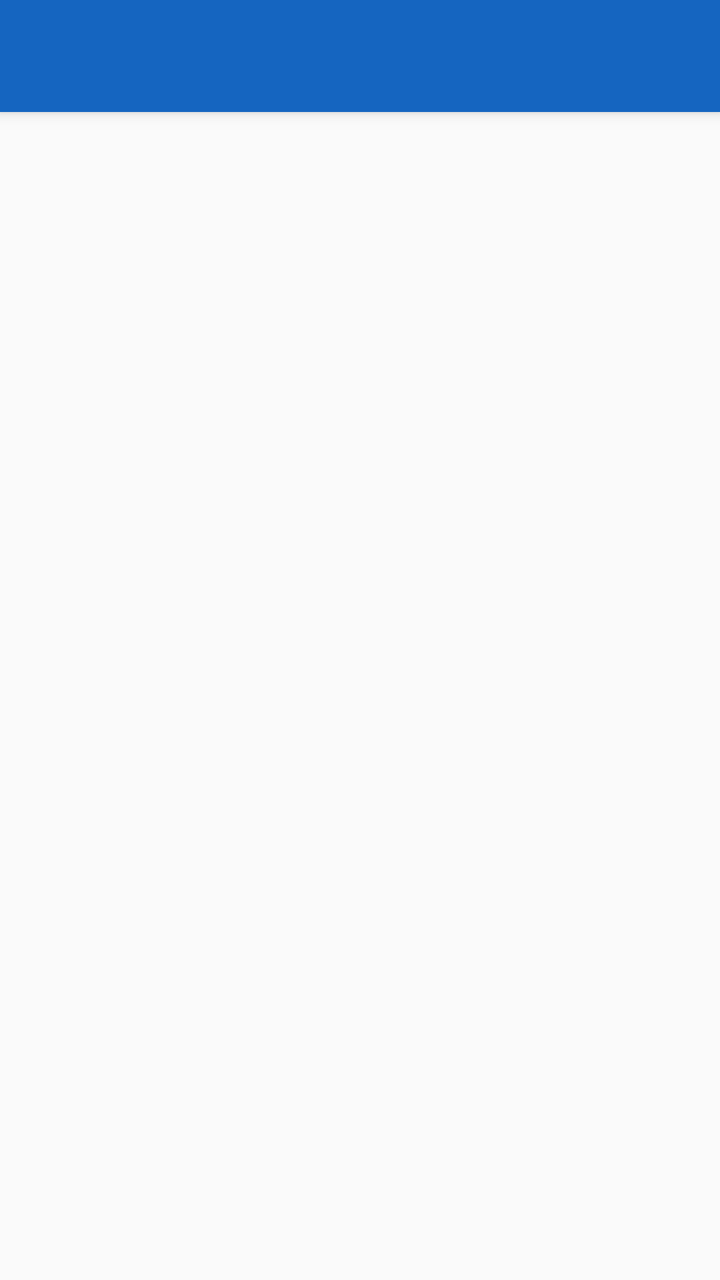
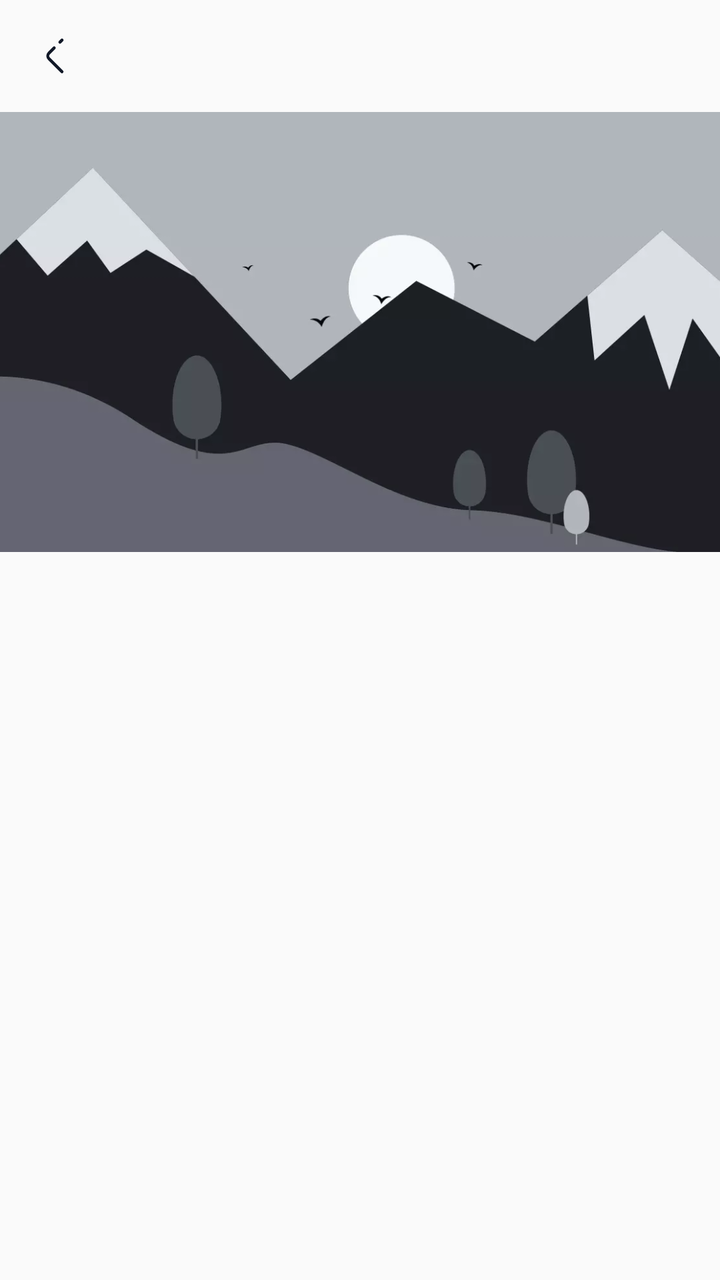

Screens rendered from an Android XML layout before and after an edit, with the pre-edit source and the edit as a unified diff.
<!-- AndroidManifest.xml: application theme AppTheme -->
<!-- res/layout/activity_blog_post.xml -->
<?xml version="1.0" encoding="utf-8"?>
<androidx.coordinatorlayout.widget.CoordinatorLayout
    xmlns:android="http://schemas.android.com/apk/res/android"
    xmlns:app="http://schemas.android.com/apk/res-auto"
    android:layout_width="match_parent"
    android:layout_height="match_parent"
    android:background="?ns_bg">

    <com.google.android.material.appbar.AppBarLayout
        android:id="@+id/app_bar"
        android:layout_width="match_parent"
        android:layout_height="wrap_content"
        android:theme="@style/ThemeOverlay.AppCompat.Dark.ActionBar">

        <androidx.appcompat.widget.Toolbar
            android:id="@+id/toolbar"
            android:layout_width="match_parent"
            android:layout_height="?attr/actionBarSize"
            app:layout_scrollFlags="scroll|enterAlways" />
    </com.google.android.material.appbar.AppBarLayout>

    <androidx.core.widget.NestedScrollView
        android:id="@+id/nsv_blog"
        android:layout_width="match_parent"
        android:layout_height="match_parent"
        app:layout_behavior="@string/appbar_scrolling_view_behavior">

        <LinearLayout
            android:layout_width="match_parent"
            android:layout_height="wrap_content"
            android:orientation="vertical">

            
            <ImageView
                android:id="@+id/iv_blog_cover"
                android:layout_width="match_parent"
                android:layout_height="@dimen/_220sdp"
                android:scaleType="centerCrop"
                android:src="@drawable/material_design_default" />

            
            <ProgressBar
                android:id="@+id/pb_blog"
                android:layout_width="wrap_content"
                android:layout_height="wrap_content"
                android:layout_gravity="center_horizontal"
                android:layout_marginTop="@dimen/_40sdp"
                android:visibility="visible" />

            
            <LinearLayout
                android:id="@+id/ll_blog_content"
                android:layout_width="match_parent"
                android:layout_height="wrap_content"
                android:orientation="vertical"
                android:padding="@dimen/_16sdp"
                android:visibility="gone">

                
                <LinearLayout
                    android:layout_width="match_parent"
                    android:layout_height="wrap_content"
                    android:orientation="horizontal"
                    android:gravity="center_vertical"
                    android:layout_marginBottom="@dimen/_8sdp">

                    <TextView
                        android:id="@+id/tv_category"
                        android:layout_width="0dp"
                        android:layout_height="wrap_content"
                        android:layout_weight="1"
                        android:background="@color/ethio_red"
                        android:paddingStart="@dimen/_8sdp"
                        android:paddingEnd="@dimen/_8sdp"
                        android:paddingTop="@dimen/_3sdp"
                        android:paddingBottom="@dimen/_3sdp"
                        android:text="Category"
                        android:textColor="@color/white"
                        android:textSize="@dimen/_10ssp"
                        android:textStyle="bold"
                        android:maxWidth="@dimen/_120sdp" />

                    <TextView
                        android:id="@+id/tv_read_time"
                        android:layout_width="wrap_content"
                        android:layout_height="wrap_content"
                        android:text="3 min read"
                        android:textColor="?ns_title_sub"
                        android:textSize="@dimen/_10ssp" />
                </LinearLayout>

                
                <TextView
                    android:id="@+id/tv_title"
                    android:layout_width="match_parent"
                    android:layout_height="wrap_content"
                    android:text="Blog Title"
                    android:textColor="?ns_title"
                    android:textSize="@dimen/_18ssp"
                    android:textStyle="bold"
                    android:layout_marginBottom="@dimen/_8sdp" />

                
                <LinearLayout
                    android:layout_width="match_parent"
                    android:layout_height="wrap_content"
                    android:orientation="horizontal"
                    android:gravity="center_vertical"
                    android:layout_marginBottom="@dimen/_12sdp">

                    <TextView
                        android:id="@+id/tv_author"
                        android:layout_width="0dp"
                        android:layout_height="wrap_content"
                        android:layout_weight="1"
                        android:text="By Author"
                        android:textColor="?ns_title_sub"
                        android:textSize="@dimen/_11ssp" />

                    <TextView
                        android:id="@+id/tv_views"
                        android:layout_width="wrap_content"
                        android:layout_height="wrap_content"
                        android:text="0 views"
                        android:textColor="?ns_title_sub"
                        android:textSize="@dimen/_11ssp" />
                </LinearLayout>

                
                <View
                    android:layout_width="match_parent"
                    android:layout_height="1dp"
                    android:background="?ns_border"
                    android:layout_marginBottom="@dimen/_12sdp" />

                
                <android.webkit.WebView
                    android:id="@+id/wv_content"
                    android:layout_width="match_parent"
                    android:layout_height="wrap_content" />

                
                <com.google.android.material.chip.ChipGroup
                    android:id="@+id/cg_tags"
                    android:layout_width="match_parent"
                    android:layout_height="wrap_content"
                    android:layout_marginTop="@dimen/_12sdp"
                    app:chipSpacingHorizontal="@dimen/_4sdp" />

                
                <LinearLayout
                    android:layout_width="match_parent"
                    android:layout_height="wrap_content"
                    android:orientation="horizontal"
                    android:gravity="end"
                    android:layout_marginTop="@dimen/_16sdp">

                    <com.google.android.material.button.MaterialButton
                        android:id="@+id/btn_save"
                        android:layout_width="wrap_content"
                        android:layout_height="wrap_content"
                        android:layout_marginEnd="@dimen/_8sdp"
                        android:text="@string/save"
                        style="@style/Widget.MaterialComponents.Button.OutlinedButton"
                        android:textSize="@dimen/_11ssp" />

                    <com.google.android.material.button.MaterialButton
                        android:id="@+id/btn_share"
                        android:layout_width="wrap_content"
                        android:layout_height="wrap_content"
                        android:text="@string/share"
                        android:textSize="@dimen/_11ssp" />
                </LinearLayout>

                
                <View
                    android:layout_width="match_parent"
                    android:layout_height="1dp"
                    android:background="?ns_border"
                    android:layout_marginTop="@dimen/_16sdp"
                    android:layout_marginBottom="@dimen/_12sdp" />

                
                <TextView
                    android:layout_width="match_parent"
                    android:layout_height="wrap_content"
                    android:text="@string/comments"
                    android:textColor="?ns_title"
                    android:textSize="@dimen/_14ssp"
                    android:textStyle="bold"
                    android:layout_marginBottom="@dimen/_8sdp" />

                
                <com.google.android.material.textfield.TextInputLayout
                    android:id="@+id/til_comment_name"
                    android:layout_width="match_parent"
                    android:layout_height="wrap_content"
                    android:hint="@string/your_name"
                    android:layout_marginBottom="@dimen/_6sdp"
                    style="@style/Widget.MaterialComponents.TextInputLayout.OutlinedBox">
                    <com.google.android.material.textfield.TextInputEditText
                        android:id="@+id/et_comment_name"
                        android:layout_width="match_parent"
                        android:layout_height="wrap_content"
                        android:inputType="textPersonName"
                        android:textSize="@dimen/_12ssp" />
                </com.google.android.material.textfield.TextInputLayout>

                <com.google.android.material.textfield.TextInputLayout
                    android:id="@+id/til_comment_body"
                    android:layout_width="match_parent"
                    android:layout_height="wrap_content"
                    android:hint="@string/write_comment"
                    android:layout_marginBottom="@dimen/_8sdp"
                    style="@style/Widget.MaterialComponents.TextInputLayout.OutlinedBox">
                    <com.google.android.material.textfield.TextInputEditText
                        android:id="@+id/et_comment_body"
                        android:layout_width="match_parent"
                        android:layout_height="wrap_content"
                        android:inputType="textMultiLine"
                        android:minLines="3"
                        android:textSize="@dimen/_12ssp" />
                </com.google.android.material.textfield.TextInputLayout>

                <com.google.android.material.button.MaterialButton
                    android:id="@+id/btn_submit_comment"
                    android:layout_width="match_parent"
                    android:layout_height="wrap_content"
                    android:text="@string/submit_comment"
                    android:layout_marginBottom="@dimen/_12sdp" />

                
                <ProgressBar
                    android:id="@+id/pb_comments"
                    android:layout_width="wrap_content"
                    android:layout_height="wrap_content"
                    android:layout_gravity="center_horizontal"
                    android:visibility="gone" />

                <androidx.recyclerview.widget.RecyclerView
                    android:id="@+id/rv_comments"
                    android:layout_width="match_parent"
                    android:layout_height="wrap_content"
                    android:nestedScrollingEnabled="false" />

                
                <TextView
                    android:id="@+id/tv_related_title"
                    android:layout_width="match_parent"
                    android:layout_height="wrap_content"
                    android:text="@string/related_posts"
                    android:textColor="?ns_title"
                    android:textSize="@dimen/_14ssp"
                    android:textStyle="bold"
                    android:layout_marginTop="@dimen/_16sdp"
                    android:layout_marginBottom="@dimen/_8sdp"
                    android:visibility="gone" />

                <androidx.recyclerview.widget.RecyclerView
                    android:id="@+id/rv_related"
                    android:layout_width="match_parent"
                    android:layout_height="wrap_content"
                    android:nestedScrollingEnabled="false"
                    android:layout_marginBottom="@dimen/_16sdp" />

            </LinearLayout>
        </LinearLayout>
    </androidx.core.widget.NestedScrollView>
</androidx.coordinatorlayout.widget.CoordinatorLayout>
<!-- resources referenced by this layout -->
<resources>
  <color name="ethio_red">#1565C0</color>
  <color name="white">#FFFFFFFF</color>
  <dimen name="_10ssp">10sp</dimen>
  <dimen name="_11ssp">11sp</dimen>
  <dimen name="_120sdp">120dp</dimen>
  <dimen name="_12sdp">12dp</dimen>
  <dimen name="_12ssp">12sp</dimen>
  <dimen name="_14ssp">14sp</dimen>
  <dimen name="_16sdp">16dp</dimen>
  <dimen name="_18ssp">18sp</dimen>
  <dimen name="_3sdp">3dp</dimen>
  <dimen name="_40sdp">40dp</dimen>
  <dimen name="_4sdp">4dp</dimen>
  <dimen name="_6sdp">6dp</dimen>
  <dimen name="_8sdp">8dp</dimen>
  <string name="comments">Comments</string>
  <string name="related_posts">Related Posts</string>
  <string name="save">Save</string>
  <string name="share">Share</string>
  <string name="submit_comment">Submit Comment</string>
  <string name="write_comment">Write a comment…</string>
  <string name="your_name">Your name</string>
  <color name="ns_classic_primary">#1565C0</color>
  <color name="ethio_red_dark">#0D47A1</color>
  <color name="ns_classic_bg">#FAFAFA</color>
  <color name="ns_classic_body_dark">#000000</color>
  <color name="ns_classic_primary_sub">#261565C0</color>
  <color name="ns_classic_bg_sub">#F0F4FA</color>
  <color name="ns_classic_title">#111827</color>
  <color name="ns_classic_title_sub">#6B7280</color>
  <color name="ns_classic_border">#1A1565C0</color>
  <!-- drawable ic_arrow_left (drawable) -->
  <?xml version="1.0" encoding="utf-8"?>
  <vector xmlns:android="http://schemas.android.com/apk/res/android"
      android:width="@dimen/_24sdp"
      android:height="@dimen/_24sdp"
      android:viewportWidth="24"
      android:viewportHeight="24">
    <path
        android:pathData="M11.1,7.94L8.48,10.56C7.71,11.33 7.71,12.59 8.48,13.36L15,19.87"
        android:strokeLineJoin="round"
        android:strokeWidth="1.5"
        android:fillColor="#00000000"
        android:strokeColor="#292D32"
        android:strokeLineCap="round"/>
    <path
        android:pathData="M15,4.04L13.96,5.08"
        android:strokeLineJoin="round"
        android:strokeWidth="1.5"
        android:fillColor="#00000000"
        android:strokeColor="#292D32"
        android:strokeLineCap="round"/>
  </vector>
  <dimen name="_24sdp">24dp</dimen>
  <!-- unchanged entries left out for length: 2 -->
</resources>

<!-- the commit's change to res/layout/activity_blog_post.xml (unified diff, before → after) -->
@@ -1,29 +1,40 @@
 <?xml version="1.0" encoding="utf-8"?>
-<androidx.coordinatorlayout.widget.CoordinatorLayout
+<RelativeLayout
     xmlns:android="http://schemas.android.com/apk/res/android"
     xmlns:app="http://schemas.android.com/apk/res-auto"
     android:layout_width="match_parent"
     android:layout_height="match_parent"
+    android:fitsSystemWindows="true"
     android:background="?ns_bg">
 
-    <com.google.android.material.appbar.AppBarLayout
-        android:id="@+id/app_bar"
+    
+    <com.google.android.material.appbar.MaterialToolbar
+        android:id="@+id/toolbar"
+        android:layout_width="match_parent"
+        android:layout_height="?attr/actionBarSize"
+        android:layout_alignParentTop="true"
+        android:background="?ns_bg"
+        android:elevation="0dp"
+        app:navigationIcon="@drawable/ic_arrow_left"
+        app:navigationIconTint="?ns_icon_color"
+        app:titleTextColor="?ns_title" />
+
+    
+    <LinearLayout
+        android:id="@+id/ll_adView"
         android:layout_width="match_parent"
         android:layout_height="wrap_content"
-        android:theme="@style/ThemeOverlay.AppCompat.Dark.ActionBar">
-
-        <androidx.appcompat.widget.Toolbar
-            android:id="@+id/toolbar"
-            android:layout_width="match_parent"
-            android:layout_height="?attr/actionBarSize"
-            app:layout_scrollFlags="scroll|enterAlways" />
-    </com.google.android.material.appbar.AppBarLayout>
-
+        android:layout_alignParentBottom="true"
+        android:background="?ns_bg"
+        android:orientation="vertical" />
+
+    
     <androidx.core.widget.NestedScrollView
         android:id="@+id/nsv_blog"
         android:layout_width="match_parent"
         android:layout_height="match_parent"
-        app:layout_behavior="@string/appbar_scrolling_view_behavior">
+        android:layout_below="@id/toolbar"
+        android:layout_above="@id/ll_adView">
 
         <LinearLayout
             android:layout_width="match_parent"
@@ -66,19 +77,22 @@
 
                     <TextView
                         android:id="@+id/tv_category"
-                        android:layout_width="0dp"
-                        android:layout_height="wrap_content"
-                        android:layout_weight="1"
-                        android:background="@color/ethio_red"
-                        android:paddingStart="@dimen/_8sdp"
-                        android:paddingEnd="@dimen/_8sdp"
+                        android:layout_width="wrap_content"
+                        android:layout_height="wrap_content"
+                        android:background="@drawable/bg_category_pill"
+                        android:paddingStart="@dimen/_10sdp"
+                        android:paddingEnd="@dimen/_10sdp"
                         android:paddingTop="@dimen/_3sdp"
                         android:paddingBottom="@dimen/_3sdp"
                         android:text="Category"
                         android:textColor="@color/white"
                         android:textSize="@dimen/_10ssp"
-                        android:textStyle="bold"
-                        android:maxWidth="@dimen/_120sdp" />
+                        android:textStyle="bold" />
+
+                    <View
+                        android:layout_width="0dp"
+                        android:layout_height="0dp"
+                        android:layout_weight="1" />
 
                     <TextView
                         android:id="@+id/tv_read_time"
@@ -127,13 +141,6 @@
                 </LinearLayout>
 
                 
-                <View
-                    android:layout_width="match_parent"
-                    android:layout_height="1dp"
-                    android:background="?ns_border"
-                    android:layout_marginBottom="@dimen/_12sdp" />
-
-                
                 <android.webkit.WebView
                     android:id="@+id/wv_content"
                     android:layout_width="match_parent"
@@ -153,15 +160,16 @@
                     android:layout_height="wrap_content"
                     android:orientation="horizontal"
                     android:gravity="end"
-                    android:layout_marginTop="@dimen/_16sdp">
+                    android:layout_marginTop="@dimen/_16sdp"
+                    android:layout_marginBottom="@dimen/_16sdp">
 
                     <com.google.android.material.button.MaterialButton
                         android:id="@+id/btn_save"
+                        style="@style/Widget.MaterialComponents.Button.OutlinedButton"
                         android:layout_width="wrap_content"
                         android:layout_height="wrap_content"
                         android:layout_marginEnd="@dimen/_8sdp"
                         android:text="@string/save"
-                        style="@style/Widget.MaterialComponents.Button.OutlinedButton"
                         android:textSize="@dimen/_11ssp" />
 
                     <com.google.android.material.button.MaterialButton
@@ -171,14 +179,6 @@
                         android:text="@string/share"
                         android:textSize="@dimen/_11ssp" />
                 </LinearLayout>
-
-                
-                <View
-                    android:layout_width="match_parent"
-                    android:layout_height="1dp"
-                    android:background="?ns_border"
-                    android:layout_marginTop="@dimen/_16sdp"
-                    android:layout_marginBottom="@dimen/_12sdp" />
 
                 
                 <TextView
@@ -193,11 +193,11 @@
                 
                 <com.google.android.material.textfield.TextInputLayout
                     android:id="@+id/til_comment_name"
+                    style="@style/Widget.MaterialComponents.TextInputLayout.OutlinedBox"
                     android:layout_width="match_parent"
                     android:layout_height="wrap_content"
                     android:hint="@string/your_name"
-                    android:layout_marginBottom="@dimen/_6sdp"
-                    style="@style/Widget.MaterialComponents.TextInputLayout.OutlinedBox">
+                    android:layout_marginBottom="@dimen/_6sdp">
                     <com.google.android.material.textfield.TextInputEditText
                         android:id="@+id/et_comment_name"
                         android:layout_width="match_parent"
@@ -206,13 +206,14 @@
                         android:textSize="@dimen/_12ssp" />
                 </com.google.android.material.textfield.TextInputLayout>
 
+                
                 <com.google.android.material.textfield.TextInputLayout
                     android:id="@+id/til_comment_body"
+                    style="@style/Widget.MaterialComponents.TextInputLayout.OutlinedBox"
                     android:layout_width="match_parent"
                     android:layout_height="wrap_content"
                     android:hint="@string/write_comment"
-                    android:layout_marginBottom="@dimen/_8sdp"
-                    style="@style/Widget.MaterialComponents.TextInputLayout.OutlinedBox">
+                    android:layout_marginBottom="@dimen/_8sdp">
                     <com.google.android.material.textfield.TextInputEditText
                         android:id="@+id/et_comment_body"
                         android:layout_width="match_parent"
@@ -266,4 +267,5 @@
             </LinearLayout>
         </LinearLayout>
     </androidx.core.widget.NestedScrollView>
-</androidx.coordinatorlayout.widget.CoordinatorLayout>
+
+</RelativeLayout>
<!-- resource entries referenced after the edit -->
@@ -1,20 +1,27 @@
 <!-- resources referenced by this layout -->
 <resources>
-  <color name="ethio_red">#1565C0</color>
   <color name="white">#FFFFFFFF</color>
+  <dimen name="_10sdp">10dp</dimen>
   <dimen name="_10ssp">10sp</dimen>
   <dimen name="_11ssp">11sp</dimen>
-  <dimen name="_120sdp">120dp</dimen>
   <dimen name="_12sdp">12dp</dimen>
   <dimen name="_12ssp">12sp</dimen>
   <dimen name="_14ssp">14sp</dimen>
   <dimen name="_16sdp">16dp</dimen>
   <dimen name="_18ssp">18sp</dimen>
+  <dimen name="_220sdp">220dp</dimen>
   <dimen name="_3sdp">3dp</dimen>
   <dimen name="_40sdp">40dp</dimen>
   <dimen name="_4sdp">4dp</dimen>
   <dimen name="_6sdp">6dp</dimen>
   <dimen name="_8sdp">8dp</dimen>
+  <!-- drawable bg_category_pill (drawable) -->
+  <?xml version="1.0" encoding="utf-8"?>
+  <shape xmlns:android="http://schemas.android.com/apk/res/android"
+      android:shape="rectangle">
+      <solid android:color="@color/ns_classic_primary" />
+      <corners android:radius="20dp" />
+  </shape>
   <string name="comments">Comments</string>
   <string name="related_posts">Related Posts</string>
   <string name="save">Save</string>
